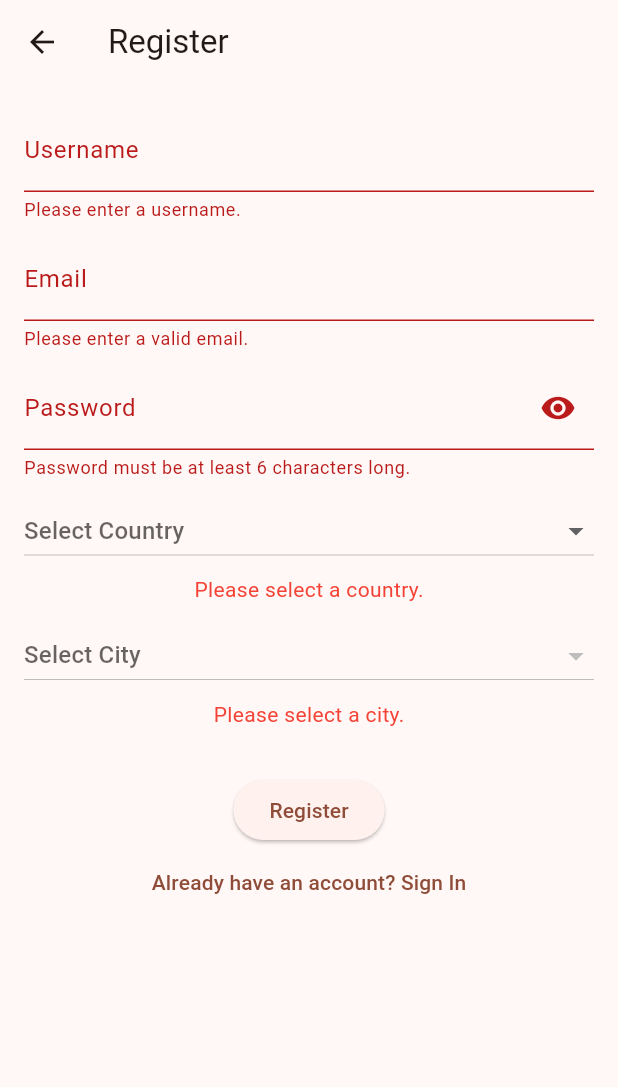
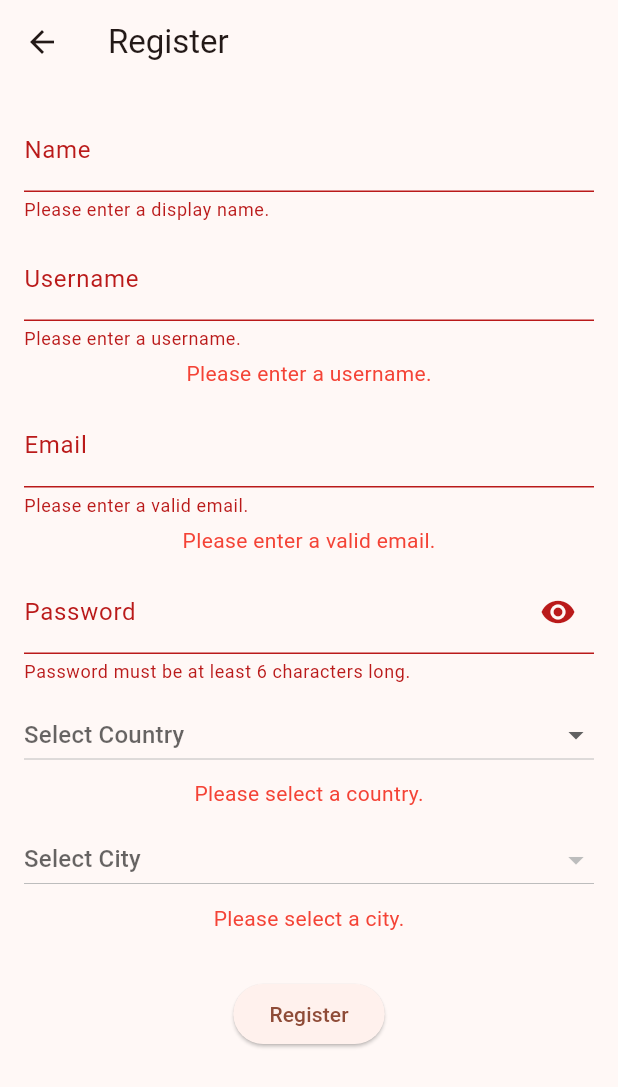
Before and after one commit to Hayaalbaker/2024-25_GP_11, a Flutter app: the RegisterScreen screen opened directly, after a tap on "Register", on a phone screen of 412 x 824 dp. Shown: the top 1087 px of the screen. Run offline on Flutter 3.47's test engine with Material 3 defaults, Android fonts, the phone set to English and light mode, and no system bars; our stand-ins replace cloud_firestore, firebase_auth, firebase_core; accounts and stored records are empty.

Commit message:
username/email already exist

```diff
--- a/lib/auth_service.dart
+++ b/lib/auth_service.dart
@@ -1,6 +1,7 @@
 import 'package:cloud_firestore/cloud_firestore.dart';
 import 'package:firebase_auth/firebase_auth.dart';
 
+/// A service class that handles authentication and user-related operations.
 class AuthService {
   final FirebaseAuth _auth = FirebaseAuth.instance;
   final FirebaseFirestore _firestore = FirebaseFirestore.instance;
@@ -8,48 +9,108 @@ class AuthService {
   /// Stream that provides the current authentication state.
   Stream<User?> get authStateChanges => _auth.authStateChanges();
 
+  /// Checks if both the email and username exist in Firestore.
+  Future<void> checkEmailAndUsernameExists(String email, String username) async {
+    final emailExists = await checkEmailExists(email);
+    final usernameExists = await checkUsernameExists(username);
+
+    if (emailExists && usernameExists) {
+      throw Exception('Both email and username are already in use.');
+    } else if (emailExists) {
+      throw Exception('Email is already in use.');
+    } else if (usernameExists) {
+      throw Exception('Username is already in use.');
+    }
+  }
+
   /// Registers a new user with the given email and password,
-  /// and stores user information in Firestore.
+  /// and stores additional user information in Firestore.
   ///
-  /// Returns the User if registration is successful, or throws an exception on error.
-  Future<User?> registerWithEmailAndPassword(
-      String email, String password, String userName, String displayName, bool isLocalGuide) async {
+  /// Returns the [User] if registration is successful, or throws an exception on error.
+  Future<User?> registerWithEmailAndPassword({
+    required String email,
+    required String password,
+    required String userName,
+    required String displayName,
+    required bool isLocalGuide,
+    required String city,
+  }) async {
     try {
-      UserCredential result =
-          await _auth.createUserWithEmailAndPassword(email: email, password: password);
+      // Check if email or username already exists
+      await checkEmailAndUsernameExists(email, userName);
+
+      // Create user with email and password
+      UserCredential result = await _auth.createUserWithEmailAndPassword(
+        email: email,
+        password: password,
+      );
       User? user = result.user;
 
       if (user != null) {
+        // Update the user's display name in Firebase Auth
+        await user.updateDisplayName(displayName);
+        await user.reload();
+        user = _auth.currentUser;
+
+        // Additional null check after reassigning
+        if (user != null) {
+          // Store additional user information in Firestore
           await _firestore.collection('users').doc(user.uid).set({
             'email': email,
             'userName': userName,
             'displayName': displayName,
-          'local_guide': isLocalGuide ? 'yes' : 'no',
+            'isLocalGuide': isLocalGuide,
+            'city': city,
             'created_at': FieldValue.serverTimestamp(),
           });
+        }
       }
 
       return user;
     } on FirebaseAuthException catch (e) {
+      // Handle Firebase-specific authentication errors
       throw Exception('Registration failed: ${e.message}');
     } catch (e) {
+      // Handle any other errors
       throw Exception('Registration failed: $e');
     }
   }
 
+  Future<bool> checkEmailExists(String email) async {
+    final QuerySnapshot result = await _firestore
+        .collection('users')
+        .where('email', isEqualTo: email)
+        .get();
+    return result.docs.isNotEmpty;
+  }
+
+  Future<bool> checkUsernameExists(String username) async {
+    final QuerySnapshot result = await _firestore
+        .collection('users')
+        .where('userName', isEqualTo: username) // Ensure this matches your Firestore field
+        .get();
+    return result.docs.isNotEmpty;
+  }
+
   /// Signs in an existing user with the given email and password.
   ///
-  /// Returns the User if sign in is successful, or throws an exception on error.
-  Future<User?> signInWithEmailAndPassword(String email, String password) async {
+  /// Returns the [User] if sign-in is successful, or throws an exception on error.
+  Future<User?> signInWithEmailAndPassword({
+    required String email,
+    required String password,
+  }) async {
     try {
+      // Sign in user with email and password
       UserCredential result = await _auth.signInWithEmailAndPassword(
         email: email,
         password: password,
       );
       return result.user;
     } on FirebaseAuthException catch (e) {
+      // Handle Firebase-specific authentication errors
       throw Exception('Sign in failed: ${e.message}');
     } catch (e) {
+      // Handle any other errors
       throw Exception('Sign in failed: $e');
     }
   }
@@ -57,12 +118,14 @@ class AuthService {
   /// Sends a password reset email to the given email address.
   ///
   /// Throws an exception if sending the email fails.
-  Future<void> sendPasswordResetEmail(String email) async {
+  Future<void> sendPasswordResetEmail({required String email}) async {
     try {
       await _auth.sendPasswordResetEmail(email: email);
     } on FirebaseAuthException catch (e) {
+      // Handle Firebase-specific errors
       throw Exception('Password reset failed: ${e.message}');
     } catch (e) {
+      // Handle any other errors
       throw Exception('Password reset failed: $e');
     }
   }
@@ -74,6 +137,7 @@ class AuthService {
     try {
       await _auth.signOut();
     } catch (e) {
+      // Handle sign-out errors
       throw Exception('Sign out failed: $e');
     }
   }
--- a/lib/register_screen.dart
+++ b/lib/register_screen.dart
@@ -1,8 +1,6 @@
-// register_screen.dart
-
 import 'package:flutter/material.dart';
 import 'package:firebase_auth/firebase_auth.dart';
-import 'auth_service.dart'; // Removed 'welcome_screen.dart' import since it's unused
+import 'auth_service.dart';
 
 class RegisterScreen extends StatefulWidget {
   @override
@@ -14,16 +12,18 @@ class RegisterScreenState extends State<RegisterScreen> {
   final TextEditingController emailController = TextEditingController();
   final TextEditingController passwordController = TextEditingController();
   final TextEditingController userNameController = TextEditingController();
+  final TextEditingController displayNameController = TextEditingController();
 
   bool isLoading = false;
   bool obscureText = true;
-  bool isLocalGuide = false; // State variable for Checkbox
+  bool isLocalGuide = false;
 
   String? userNameError;
   String? emailError;
   String? passwordError;
   String? countryError;
   String? cityError;
+  String? displayNameError;
   String? selectedCountry;
   String? selectedCity;
 
@@ -46,6 +46,7 @@ class RegisterScreenState extends State<RegisterScreen> {
     emailController.dispose();
     passwordController.dispose();
     userNameController.dispose();
+    displayNameController.dispose();
     super.dispose();
   }
 
@@ -56,6 +57,7 @@ class RegisterScreenState extends State<RegisterScreen> {
       passwordError = null;
       countryError = null;
       cityError = null;
+      displayNameError = null;
     });
   }
 
@@ -66,6 +68,13 @@ class RegisterScreenState extends State<RegisterScreen> {
     if (userNameController.text.trim().isEmpty) {
       setState(() {
         userNameError = 'Please enter a username.';
+      });
+      hasError = true;
+    }
+
+    if (displayNameController.text.trim().isEmpty) {
+      setState(() {
+        displayNameError = 'Please enter a display name.';
       });
       hasError = true;
     }
@@ -112,13 +121,42 @@ class RegisterScreenState extends State<RegisterScreen> {
     });
 
     try {
-      // Pass isLocalGuide as a bool, not a String
+      // Initialize variables to track errors
+      bool emailExists = false;
+      bool usernameExists = false;
+
+      // Check if email already exists
+      emailExists = await _authService.checkEmailExists(emailController.text.trim());
+
+      // Check if username already exists
+      usernameExists = await _authService.checkUsernameExists(userNameController.text.trim());
+
+      // If both exist, update the respective error messages
+      if (emailExists) {
+        setState(() {
+          emailError = 'Email already exists.';
+        });
+      }
+
+      if (usernameExists) {
+        setState(() {
+          userNameError = 'Username already exists.';
+        });
+      }
+
+      // If either exists, return early to prevent registration
+      if (emailExists || usernameExists) {
+        return;
+      }
+
+      // Proceed with registration if no errors
       User? user = await _authService.registerWithEmailAndPassword(
-        emailController.text.trim(),
-        passwordController.text.trim(),
-        userNameController.text.trim(),
-        isLocalGuide as String, // Correct type: bool
-        selectedCity! as bool,  // Ensure selectedCity is not null
+        email: emailController.text.trim(),
+        password: passwordController.text.trim(),
+        userName: userNameController.text.trim(),
+        displayName: displayNameController.text.trim(),
+        isLocalGuide: isLocalGuide,
+        city: selectedCity!,
       );
 
       if (user != null) {
@@ -131,8 +169,7 @@ class RegisterScreenState extends State<RegisterScreen> {
           context: context,
           builder: (context) => AlertDialog(
             title: const Text('Verify your email'),
-            content: const Text(
-                'A verification link has been sent to your email. Please verify your email before logging in.'),
+            content: const Text('A verification link has been sent to your email. Please verify your email before logging in.'),
             actions: [
               TextButton(
                 onPressed: () {
@@ -150,7 +187,11 @@ class RegisterScreenState extends State<RegisterScreen> {
       }
     } on FirebaseAuthException catch (e) {
       setState(() {
+        if (e.code == 'email-already-in-use') {
+          emailError = 'Email already exists.'; // This might already be handled above, ensure no duplication
+        } else {
           emailError = e.message;
+        }
       });
     } catch (e) {
       setState(() {
@@ -165,7 +206,6 @@ class RegisterScreenState extends State<RegisterScreen> {
 
   @override
   Widget build(BuildContext context) {
-    // Determine if the Checkbox should be displayed
     bool showLocalGuideCheckbox = selectedCity == 'Riyadh';
 
     return Scaffold(
@@ -176,23 +216,49 @@ class RegisterScreenState extends State<RegisterScreen> {
           child: Column(
             mainAxisAlignment: MainAxisAlignment.center,
             children: [
+              // Display Name Field
+              TextField(
+                controller: displayNameController,
+                decoration: InputDecoration(
+                  labelText: 'Name',
+                  errorText: displayNameError, // Adjusted here
+                ),
+              ),
+              SizedBox(height: 10),
               // Username Field
               TextField(
                 controller: userNameController,
                 decoration: InputDecoration(
                   labelText: 'Username',
-                  errorText: userNameError, // Show error for username
+                  errorText: userNameError, // Adjusted here
+                ),
+              ),
+              if (userNameError != null)
+                Padding(
+                  padding: const EdgeInsets.only(top: 5.0),
+                  child: Text(
+                    userNameError!,
+                    style: TextStyle(color: Colors.red),
                   ),
                 ),
               SizedBox(height: 10),
+
               // Email Field
               TextField(
                 controller: emailController,
                 decoration: InputDecoration(
                   labelText: 'Email',
-                  errorText: emailError, // Show error for email
+                  errorText: emailError, // Adjusted here
                 ),
                 keyboardType: TextInputType.emailAddress,
+              ),
+              if (emailError != null)
+                Padding(
+                  padding: const EdgeInsets.only(top: 5.0),
+                  child: Text(
+                    emailError!,
+                    style: TextStyle(color: Colors.red),
+                  ),
                 ),
               SizedBox(height: 10),
               // Password Field
@@ -201,7 +267,7 @@ class RegisterScreenState extends State<RegisterScreen> {
                 obscureText: obscureText,
                 decoration: InputDecoration(
                   labelText: 'Password',
-                  errorText: passwordError, // Show error for password
+                  errorText: passwordError, // Adjusted here
                   suffixIcon: IconButton(
                     icon: Icon(
                       obscureText ? Icons.visibility : Icons.visibility_off,
@@ -219,7 +285,7 @@ class RegisterScreenState extends State<RegisterScreen> {
               DropdownButton<String>(
                 value: selectedCountry,
                 hint: const Text('Select Country'),
-                isExpanded: true, // Make dropdown full width
+                isExpanded: true,
                 items: countries.map((String country) {
                   return DropdownMenuItem<String>(
                     value: country,
@@ -248,7 +314,7 @@ class RegisterScreenState extends State<RegisterScreen> {
               DropdownButton<String>(
                 value: selectedCity,
                 hint: const Text('Select City'),
-                isExpanded: true, // Make dropdown full width
+                isExpanded: true,
                 items: selectedCountry == null
                     ? []
                     : cities[selectedCountry]!.map((String city) {
@@ -276,32 +342,31 @@ class RegisterScreenState extends State<RegisterScreen> {
                   ),
                 ),
               SizedBox(height: 10),
-              // Checkbox for Local Guide (only visible if city is Riyadh)
+              // Local Guide Checkbox (only shows for Riyadh)
               if (showLocalGuideCheckbox)
-                CheckboxListTile(
-                  title: const Text('I agree to be a Local Guide'),
+                Row(
+                  mainAxisAlignment: MainAxisAlignment.start,
+                  children: [
+                    Checkbox(
                       value: isLocalGuide,
                       onChanged: (bool? value) {
                         setState(() {
-                      isLocalGuide = value ?? false;
+                          isLocalGuide = value!;
                         });
                       },
-                  controlAffinity: ListTileControlAffinity.leading,
+                    ),
+                    const Text('I agree to be a local guide'),
+                  ],
                 ),
               SizedBox(height: 20),
               // Register Button
-              isLoading
-                  ? CircularProgressIndicator()
-                  : ElevatedButton(
-                      onPressed: handleRegister,
-                      child: const Text('Register'),
-                    ),
-              // Sign-In Button
-              TextButton(
-                onPressed: () {
-                  Navigator.pop(context); // Go back to sign-in screen
-                },
-                child: const Text('Already have an account? Sign In'),
+              ElevatedButton(
+                onPressed: isLoading ? null : handleRegister,
+                child: isLoading
+                    ? CircularProgressIndicator(
+                        color: Colors.white,
+                      )
+                    : const Text('Register'),
               ),
             ],
           ),
```
Also changed, not shown: lib/home_page.dart (+35 -6 lines), lib/main.dart (+11 -49 lines), lib/signin_screen.dart (+89 -67 lines). Lines whose indentation alone changed are shown as unchanged.
